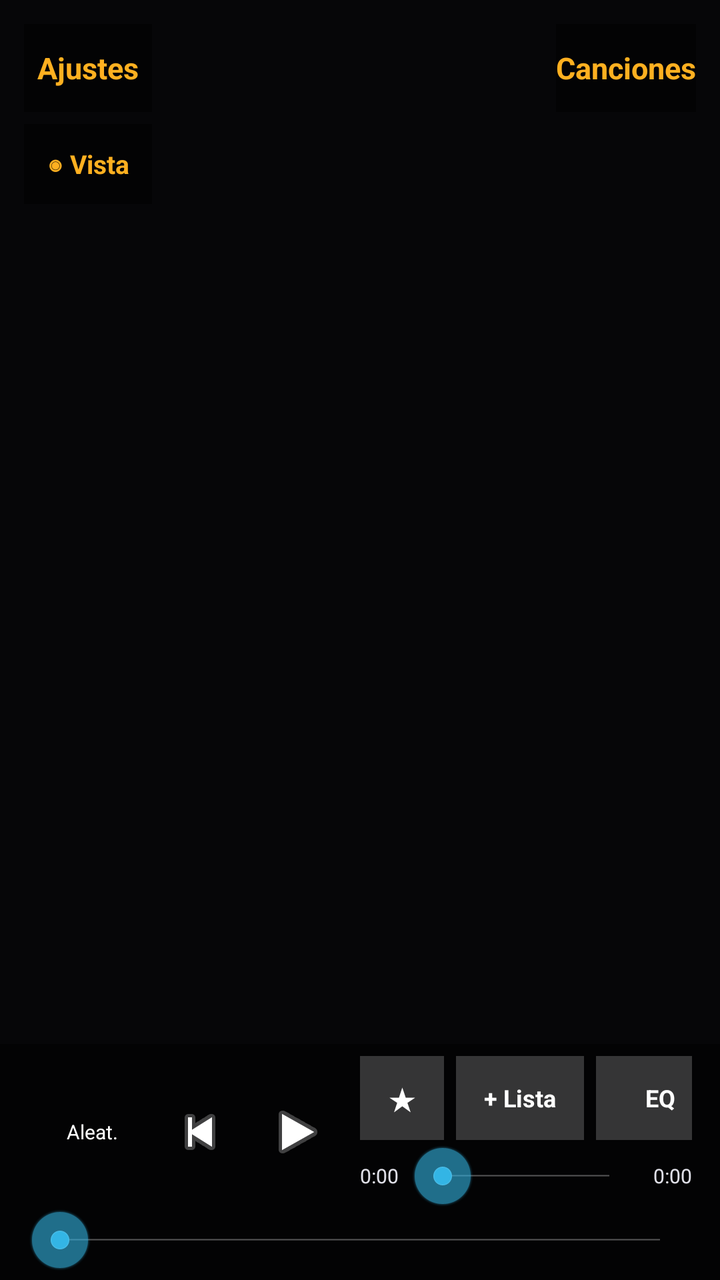
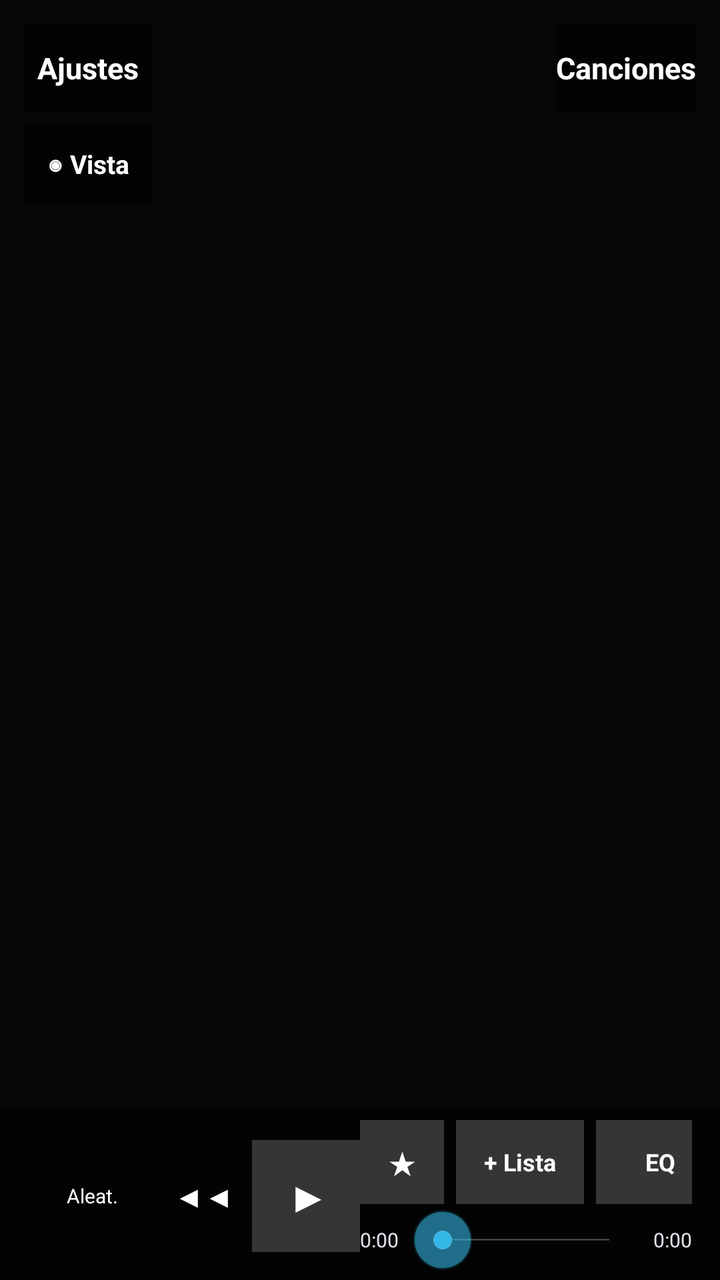

Before-and-after screenshots of an Android layout around one commit, followed by the original layout XML and the change that was made.
<!-- AndroidManifest.xml: application theme AppTheme -->
<!-- res/layout/activity_main.xml -->
<?xml version="1.0" encoding="utf-8"?>
<FrameLayout xmlns:android="http://schemas.android.com/apk/res/android"
    android:layout_width="match_parent"
    android:layout_height="match_parent"
    android:background="@color/bg">

    
    <FrameLayout
        android:id="@+id/paneReproduciendo"
        android:layout_width="match_parent"
        android:layout_height="match_parent">

        
        
        <ImageView
            android:id="@+id/artBg"
            android:layout_width="match_parent"
            android:layout_height="match_parent"
            android:scaleType="centerCrop"
            android:background="@color/bg"/>
        <View
            android:id="@+id/artScrim"
            android:layout_width="match_parent"
            android:layout_height="match_parent"
            android:background="#66000000"/>

        <com.euroaluminio.reproductor.VisualizerView
            android:id="@+id/vizBg"
            android:layout_width="match_parent"
            android:layout_height="match_parent"
            android:visibility="gone"/>

        
        <ImageView
            android:id="@+id/art"
            android:layout_width="match_parent"
            android:layout_height="match_parent"
            android:scaleType="fitCenter"
            android:paddingTop="8dp"
            android:paddingBottom="70dp"
            android:src="@android:color/transparent"/>

        <com.euroaluminio.reproductor.ParticlesView
            android:id="@+id/particulas"
            android:layout_width="match_parent"
            android:layout_height="match_parent"
            android:visibility="gone"/>

        
        <Button
            android:id="@+id/btnAjustes"
            android:layout_width="wrap_content"
            android:layout_height="44dp"
            android:layout_gravity="top|left"
            android:layout_margin="12dp"
            android:text="Ajustes"
            android:textColor="@color/accent"
            android:textStyle="bold"
            android:textSize="15sp"
            android:background="#77000000"/>
        <Button
            android:id="@+id/btnVis"
            android:layout_width="wrap_content"
            android:layout_height="40dp"
            android:layout_gravity="top|left"
            android:layout_marginLeft="12dp"
            android:layout_marginTop="62dp"
            android:text="◉ Vista"
            android:textColor="@color/accent"
            android:textStyle="bold"
            android:textSize="13sp"
            android:background="#77000000"/>
        <Button
            android:id="@+id/btnAbrirLista"
            android:layout_width="wrap_content"
            android:layout_height="44dp"
            android:layout_gravity="top|right"
            android:layout_margin="12dp"
            android:text="Canciones"
            android:textColor="@color/accent"
            android:textStyle="bold"
            android:textSize="15sp"
            android:background="#77000000"/>

        
        <LinearLayout
            android:layout_width="match_parent"
            android:layout_height="wrap_content"
            android:layout_gravity="bottom"
            android:orientation="vertical"
            android:background="#77000000"
            android:paddingLeft="14dp"
            android:paddingRight="14dp"
            android:paddingTop="6dp"
            android:paddingBottom="4dp">

            <LinearLayout
                android:layout_width="match_parent"
                android:layout_height="wrap_content"
                android:orientation="horizontal"
                android:gravity="center_vertical">

                
                <LinearLayout
                    android:layout_width="0dp"
                    android:layout_height="wrap_content"
                    android:layout_weight="1"
                    android:orientation="horizontal"
                    android:gravity="center_vertical">
                    <Button android:id="@+id/btnShuffle" android:layout_width="wrap_content" android:layout_height="38dp"
                        android:text="Aleat." android:textSize="10sp" android:textColor="#FFFFFF" android:background="@android:color/transparent"/>
                    <ImageButton android:id="@+id/btnPrev" android:layout_width="44dp" android:layout_height="44dp"
                        android:src="@android:drawable/ic_media_previous" android:background="@android:color/transparent"/>
                    <ImageButton android:id="@+id/btnPlay" android:layout_width="54dp" android:layout_height="54dp"
                        android:src="@android:drawable/ic_media_play" android:background="@android:color/transparent"/>
                    <ImageButton android:id="@+id/btnNext" android:layout_width="44dp" android:layout_height="44dp"
                        android:src="@android:drawable/ic_media_next" android:background="@android:color/transparent"/>
                    <Button android:id="@+id/btnRepeat" android:layout_width="wrap_content" android:layout_height="38dp"
                        android:text="Repetir" android:textSize="10sp" android:textColor="#FFFFFF" android:background="@android:color/transparent"/>
                </LinearLayout>

                
                <LinearLayout
                    android:layout_width="0dp"
                    android:layout_height="wrap_content"
                    android:layout_weight="1"
                    android:orientation="vertical">
                    <LinearLayout android:layout_width="match_parent" android:layout_height="wrap_content"
                        android:orientation="horizontal" android:gravity="center_vertical">
                        <LinearLayout android:layout_width="0dp" android:layout_height="wrap_content" android:layout_weight="1" android:orientation="vertical">
                            <TextView android:id="@+id/title" android:layout_width="match_parent" android:layout_height="wrap_content"
                                android:text="Sonido JFV" android:textColor="#FFFFFF" android:textSize="15sp" android:textStyle="bold"
                                android:singleLine="true" android:ellipsize="end"
                                android:shadowColor="#000000" android:shadowDx="0" android:shadowDy="1" android:shadowRadius="6"/>
                            <TextView android:id="@+id/artist" android:layout_width="match_parent" android:layout_height="wrap_content"
                                android:text="Desliza para cambiar canción" android:textColor="#E0E0E8" android:textSize="12sp"
                                android:singleLine="true" android:ellipsize="end"
                                android:shadowColor="#000000" android:shadowDx="0" android:shadowDy="1" android:shadowRadius="6"/>
                        </LinearLayout>
                        <Button android:id="@+id/btnFav" android:layout_width="42dp" android:layout_height="42dp"
                            android:text="★" android:textSize="16sp" android:textColor="#FFFFFF" android:background="#33FFFFFF"/>
                        <Button android:id="@+id/btnMasLista" android:layout_width="wrap_content" android:layout_height="42dp"
                            android:text="+ Lista" android:textStyle="bold" android:textColor="#FFFFFF" android:background="#33FFFFFF" android:layout_marginLeft="6dp" android:textSize="12sp"/>
                        <Button android:id="@+id/btnEq" android:layout_width="wrap_content" android:layout_height="42dp"
                            android:text="EQ" android:textColor="#FFFFFF" android:textStyle="bold" android:background="#33FFFFFF" android:layout_marginLeft="6dp" android:textSize="12sp"/>
                    </LinearLayout>

                    <LinearLayout android:layout_width="match_parent" android:layout_height="wrap_content"
                        android:orientation="horizontal" android:gravity="center_vertical" android:layout_marginTop="2dp">
                        <TextView android:id="@+id/tCur" android:layout_width="wrap_content" android:layout_height="wrap_content"
                            android:text="0:00" android:textColor="#E0E0E8" android:textSize="10sp"/>
                        <SeekBar android:id="@+id/seek" android:layout_width="0dp" android:layout_height="wrap_content"
                            android:layout_weight="1" android:layout_marginLeft="6dp" android:layout_marginRight="6dp"/>
                        <TextView android:id="@+id/tDur" android:layout_width="wrap_content" android:layout_height="wrap_content"
                            android:text="0:00" android:textColor="#E0E0E8" android:textSize="10sp"/>
                    </LinearLayout>
                </LinearLayout>
            </LinearLayout>

            
            <SeekBar android:id="@+id/vol" android:layout_width="match_parent" android:layout_height="wrap_content"/>
        </LinearLayout>
    </FrameLayout>

    
    <LinearLayout
        android:id="@+id/paneLista"
        android:layout_width="match_parent"
        android:layout_height="match_parent"
        android:orientation="vertical"
        android:background="@color/bg"
        android:padding="10dp"
        android:visibility="gone">

        <LinearLayout
            android:layout_width="match_parent"
            android:layout_height="wrap_content"
            android:orientation="horizontal"
            android:gravity="center_vertical"
            android:paddingBottom="8dp">
            <Button android:id="@+id/btnVolver" android:layout_width="wrap_content" android:layout_height="46dp"
                android:text="&lt; Volver" android:textColor="@color/text" android:textSize="15sp"
                android:background="@color/surface"/>
            <TextView android:id="@+id/count" android:layout_width="0dp" android:layout_height="wrap_content"
                android:layout_weight="1" android:layout_marginLeft="12dp" android:text="Buscando música…"
                android:textColor="@color/muted" android:textSize="14sp"/>
            <Button android:id="@+id/btnReproCarpeta" android:layout_width="wrap_content" android:layout_height="46dp"
                android:text="Reproducir" android:textColor="@color/accent" android:textStyle="bold" android:textSize="13sp"
                android:background="@color/surface" android:visibility="gone"/>
            <Button android:id="@+id/btnAleatCarpeta" android:layout_width="wrap_content" android:layout_height="46dp"
                android:text="Aleatorio" android:textColor="@color/accent" android:textStyle="bold" android:textSize="13sp"
                android:background="@color/surface" android:layout_marginLeft="6dp" android:visibility="gone"/>
        </LinearLayout>

        <LinearLayout android:id="@+id/tabsRow" android:layout_width="match_parent" android:layout_height="wrap_content"
            android:orientation="horizontal" android:paddingBottom="8dp">
            <Button android:id="@+id/tabCarpetas" android:layout_width="0dp" android:layout_height="46dp"
                android:layout_weight="1" android:text="Carpetas" android:textStyle="bold" android:textColor="@color/accent" android:background="@color/surface2"/>
            <Button android:id="@+id/tabListas" android:layout_width="0dp" android:layout_height="46dp"
                android:layout_weight="1" android:layout_marginLeft="8dp" android:text="Mis Listas" android:textStyle="bold" android:textColor="@color/muted" android:background="@color/surface"/>
        </LinearLayout>

        <ListView
            android:id="@+id/list"
            android:layout_width="match_parent"
            android:layout_height="0dp"
            android:layout_weight="1"
            android:cacheColorHint="#00000000"
            android:divider="#18FFFFFF"
            android:dividerHeight="1dp"/>
    </LinearLayout>

    
    <LinearLayout
        android:id="@+id/paneAjustes"
        android:layout_width="match_parent"
        android:layout_height="match_parent"
        android:orientation="vertical"
        android:background="@color/bg"
        android:padding="12dp"
        android:visibility="gone">

        <LinearLayout android:layout_width="match_parent" android:layout_height="wrap_content"
            android:orientation="horizontal" android:gravity="center_vertical" android:paddingBottom="10dp">
            <Button android:id="@+id/btnCerrarAjustes" android:layout_width="wrap_content" android:layout_height="46dp"
                android:text="&lt; Reproduciendo" android:textColor="@color/text" android:textSize="15sp" android:background="@color/surface"/>
            <TextView android:layout_width="0dp" android:layout_height="wrap_content" android:layout_weight="1"
                android:layout_marginLeft="12dp" android:text="Ajustes · v24" android:textColor="@color/muted" android:textSize="15sp"/>
        </LinearLayout>

        <ScrollView android:layout_width="match_parent" android:layout_height="0dp" android:layout_weight="1">
            <LinearLayout android:layout_width="match_parent" android:layout_height="wrap_content" android:orientation="vertical">

                <TextView android:layout_width="match_parent" android:layout_height="wrap_content"
                    android:text="Vincular carpeta de música" android:textColor="@color/text" android:textSize="16sp" android:textStyle="bold"/>
                <TextView android:layout_width="match_parent" android:layout_height="wrap_content"
                    android:text="Elige la carpeta del USB donde está tu música. Solo mostrará esa carpeta." android:textColor="@color/muted" android:textSize="13sp" android:paddingTop="4dp"/>
                <Button android:id="@+id/btnVincular" android:layout_width="wrap_content" android:layout_height="48dp"
                    android:text="Elegir carpeta" android:textColor="@color/accent" android:textStyle="bold" android:background="@color/surface2" android:layout_marginTop="8dp"/>
                <TextView android:id="@+id/txtCarpetaVinc" android:layout_width="match_parent" android:layout_height="wrap_content"
                    android:text="" android:textColor="@color/accent" android:textSize="12sp" android:paddingTop="6dp"/>
                <Button android:id="@+id/btnDesvincular" android:layout_width="wrap_content" android:layout_height="42dp"
                    android:text="Ver toda la música otra vez" android:textColor="@color/muted" android:textSize="12sp" android:background="@android:color/transparent" android:visibility="gone"/>

                <View android:layout_width="match_parent" android:layout_height="1dp" android:background="#22FFFFFF" android:layout_marginTop="12dp" android:layout_marginBottom="12dp"/>

                <LinearLayout android:layout_width="match_parent" android:layout_height="wrap_content" android:orientation="horizontal" android:gravity="center_vertical">
                    <LinearLayout android:layout_width="0dp" android:layout_height="wrap_content" android:layout_weight="1" android:orientation="vertical">
                        <TextView android:layout_width="match_parent" android:layout_height="wrap_content" android:text="Descargar carátula al agregar" android:textColor="@color/text" android:textSize="16sp" android:textStyle="bold"/>
                        <TextView android:layout_width="match_parent" android:layout_height="wrap_content" android:text="Busca la portada en internet." android:textColor="@color/muted" android:textSize="13sp"/>
                    </LinearLayout>
                    <CheckBox android:id="@+id/chkAuto" android:layout_width="wrap_content" android:layout_height="wrap_content"/>
                </LinearLayout>

                <LinearLayout android:layout_width="match_parent" android:layout_height="wrap_content" android:orientation="horizontal" android:gravity="center_vertical" android:layout_marginTop="10dp">
                    <LinearLayout android:layout_width="0dp" android:layout_height="wrap_content" android:layout_weight="1" android:orientation="vertical">
                        <TextView android:layout_width="match_parent" android:layout_height="wrap_content" android:text="Grabar carátula dentro del MP3" android:textColor="@color/text" android:textSize="16sp" android:textStyle="bold"/>
                        <TextView android:layout_width="match_parent" android:layout_height="wrap_content" android:text="La guarda en el archivo, en su carpeta." android:textColor="@color/muted" android:textSize="13sp"/>
                    </LinearLayout>
                    <CheckBox android:id="@+id/chkEmbed" android:layout_width="wrap_content" android:layout_height="wrap_content"/>
                </LinearLayout>

                <View android:layout_width="match_parent" android:layout_height="1dp" android:background="#22FFFFFF" android:layout_marginTop="12dp" android:layout_marginBottom="12dp"/>

                <TextView android:layout_width="match_parent" android:layout_height="wrap_content" android:text="Calidad de la carátula" android:textColor="@color/text" android:textSize="16sp" android:textStyle="bold"/>
                <LinearLayout android:layout_width="wrap_content" android:layout_height="wrap_content" android:orientation="horizontal" android:layout_marginTop="8dp">
                    <Button android:id="@+id/calNormal" android:layout_width="wrap_content" android:layout_height="44dp" android:text="Normal" android:textSize="13sp" android:background="@color/surface"/>
                    <Button android:id="@+id/calAlta" android:layout_width="wrap_content" android:layout_height="44dp" android:text="Alta" android:textSize="13sp" android:background="@color/surface2" android:layout_marginLeft="6dp"/>
                    <Button android:id="@+id/calMaxima" android:layout_width="wrap_content" android:layout_height="44dp" android:text="Máxima" android:textSize="13sp" android:background="@color/surface" android:layout_marginLeft="6dp"/>
                </LinearLayout>

                <TextView android:layout_width="match_parent" android:layout_height="wrap_content" android:text="Tema de color" android:textColor="@color/text" android:textSize="16sp" android:textStyle="bold" android:layout_marginTop="14dp"/>
                <LinearLayout android:layout_width="wrap_content" android:layout_height="wrap_content" android:orientation="horizontal" android:layout_marginTop="8dp">
                    <Button android:id="@+id/temaAmbar" android:layout_width="46dp" android:layout_height="46dp" android:text=" " android:background="#FFB020"/>
                    <Button android:id="@+id/temaAzul" android:layout_width="46dp" android:layout_height="46dp" android:text=" " android:background="#3B82F6" android:layout_marginLeft="8dp"/>
                    <Button android:id="@+id/temaRojo" android:layout_width="46dp" android:layout_height="46dp" android:text=" " android:background="#EF4444" android:layout_marginLeft="8dp"/>
                    <Button android:id="@+id/temaVerde" android:layout_width="46dp" android:layout_height="46dp" android:text=" " android:background="#22C55E" android:layout_marginLeft="8dp"/>
                </LinearLayout>

                <TextView android:layout_width="match_parent" android:layout_height="wrap_content" android:text="Ordenar canciones" android:textColor="@color/text" android:textSize="16sp" android:textStyle="bold" android:layout_marginTop="14dp"/>
                <LinearLayout android:layout_width="wrap_content" android:layout_height="wrap_content" android:orientation="horizontal" android:layout_marginTop="8dp">
                    <Button android:id="@+id/ordNombre" android:layout_width="wrap_content" android:layout_height="44dp" android:text="Nombre" android:textSize="13sp" android:background="@color/surface2"/>
                    <Button android:id="@+id/ordArtista" android:layout_width="wrap_content" android:layout_height="44dp" android:text="Artista" android:textSize="13sp" android:background="@color/surface" android:layout_marginLeft="6dp"/>
                    <Button android:id="@+id/ordFecha" android:layout_width="wrap_content" android:layout_height="44dp" android:text="Fecha" android:textSize="13sp" android:background="@color/surface" android:layout_marginLeft="6dp"/>
                </LinearLayout>

                <LinearLayout android:layout_width="match_parent" android:layout_height="wrap_content" android:orientation="horizontal" android:gravity="center_vertical" android:layout_marginTop="14dp">
                    <TextView android:layout_width="0dp" android:layout_height="wrap_content" android:layout_weight="1" android:text="Reanudar última canción" android:textColor="@color/text" android:textSize="16sp" android:textStyle="bold"/>
                    <CheckBox android:id="@+id/chkResume" android:layout_width="wrap_content" android:layout_height="wrap_content"/>
                </LinearLayout>
                <LinearLayout android:layout_width="match_parent" android:layout_height="wrap_content" android:orientation="horizontal" android:gravity="center_vertical" android:layout_marginTop="8dp">
                    <TextView android:layout_width="0dp" android:layout_height="wrap_content" android:layout_weight="1" android:text="Auto-reproducir al abrir" android:textColor="@color/text" android:textSize="16sp" android:textStyle="bold"/>
                    <CheckBox android:id="@+id/chkAutoplay" android:layout_width="wrap_content" android:layout_height="wrap_content"/>
                </LinearLayout>
                <LinearLayout android:layout_width="match_parent" android:layout_height="wrap_content" android:orientation="horizontal" android:gravity="center_vertical" android:layout_marginTop="8dp">
                    <TextView android:layout_width="0dp" android:layout_height="wrap_content" android:layout_weight="1" android:text="Pausar al desconectar el USB" android:textColor="@color/text" android:textSize="16sp" android:textStyle="bold"/>
                    <CheckBox android:id="@+id/chkPausaUsb" android:layout_width="wrap_content" android:layout_height="wrap_content"/>
                </LinearLayout>
                <LinearLayout android:layout_width="match_parent" android:layout_height="wrap_content" android:orientation="horizontal" android:gravity="center_vertical" android:layout_marginTop="8dp">
                    <TextView android:layout_width="0dp" android:layout_height="wrap_content" android:layout_weight="1" android:text="Seguir sonando con pantalla apagada" android:textColor="@color/text" android:textSize="16sp" android:textStyle="bold"/>
                    <CheckBox android:id="@+id/chkPantalla" android:layout_width="wrap_content" android:layout_height="wrap_content"/>
                </LinearLayout>
                <LinearLayout android:layout_width="match_parent" android:layout_height="wrap_content" android:orientation="horizontal" android:gravity="center_vertical" android:layout_marginTop="8dp">
                    <TextView android:layout_width="0dp" android:layout_height="wrap_content" android:layout_weight="1" android:text="Volumen al arrancar (50%)" android:textColor="@color/text" android:textSize="16sp" android:textStyle="bold"/>
                    <CheckBox android:id="@+id/chkVolArranque" android:layout_width="wrap_content" android:layout_height="wrap_content"/>
                </LinearLayout>

                <View android:layout_width="match_parent" android:layout_height="1dp" android:background="#22FFFFFF" android:layout_marginTop="12dp" android:layout_marginBottom="12dp"/>

                <Button android:id="@+id/btnDescargarArt" android:layout_width="match_parent" android:layout_height="52dp"
                    android:text="Descargar carátulas faltantes" android:textColor="@color/accent" android:textStyle="bold" android:background="@color/surface2"/>
                <TextView android:id="@+id/txtProgArt" android:layout_width="match_parent" android:layout_height="wrap_content"
                    android:text="" android:textColor="@color/muted" android:textSize="12sp" android:gravity="center" android:paddingTop="10dp"/>
                <TextView android:id="@+id/txtNet" android:layout_width="match_parent" android:layout_height="wrap_content"
                    android:text="" android:textColor="@color/muted" android:textSize="12sp" android:gravity="center" android:paddingTop="4dp"/>
            </LinearLayout>
        </ScrollView>
    </LinearLayout>

    
    <LinearLayout
        android:id="@+id/paneExplorar"
        android:layout_width="match_parent"
        android:layout_height="match_parent"
        android:orientation="vertical"
        android:background="@color/bg"
        android:padding="12dp"
        android:visibility="gone">

        <LinearLayout android:layout_width="match_parent" android:layout_height="wrap_content"
            android:orientation="horizontal" android:gravity="center_vertical" android:paddingBottom="8dp">
            <Button android:id="@+id/btnCancelarExplorar" android:layout_width="wrap_content" android:layout_height="46dp"
                android:text="Cancelar" android:textColor="@color/text" android:textSize="14sp" android:background="@color/surface"/>
            <Button android:id="@+id/btnUsarCarpeta" android:layout_width="wrap_content" android:layout_height="46dp"
                android:text="Usar esta carpeta" android:textColor="@color/accent" android:textStyle="bold" android:textSize="14sp"
                android:background="@color/surface" android:layout_marginLeft="8dp"/>
        </LinearLayout>
        <TextView android:id="@+id/txtRutaActual" android:layout_width="match_parent" android:layout_height="wrap_content"
            android:text="/" android:textColor="@color/muted" android:textSize="12sp" android:paddingBottom="6dp"/>
        <ListView android:id="@+id/listExplorar" android:layout_width="match_parent" android:layout_height="0dp"
            android:layout_weight="1" android:cacheColorHint="#00000000" android:divider="#18FFFFFF" android:dividerHeight="1dp"/>
    </LinearLayout>

</FrameLayout>
<!-- resources referenced by this layout -->
<resources>
  <color name="accent">#FFB020</color>
  <color name="bg">#0A0A0E</color>
  <color name="muted">#8B8B9A</color>
  <color name="surface">#1C1C26</color>
  <color name="surface2">#262633</color>
  <color name="text">#F4F4F8</color>
  <style name="AppTheme" parent="@android:style/Theme.Holo.NoActionBar">
          <item name="android:windowBackground">@color/bg</item>
      </style>
</resources>

<!-- the commit's change to res/layout/activity_main.xml (unified diff, before → after) -->
@@ -30,14 +30,24 @@
             android:layout_height="match_parent"
             android:visibility="gone"/>
 
+        <LinearLayout
+            android:layout_width="match_parent"
+            android:layout_height="match_parent"
+            android:orientation="vertical">
+
+        <FrameLayout
+            android:layout_width="match_parent"
+            android:layout_height="0dp"
+            android:layout_weight="1">
+
         
         <ImageView
             android:id="@+id/art"
             android:layout_width="match_parent"
             android:layout_height="match_parent"
             android:scaleType="fitCenter"
-            android:paddingTop="8dp"
-            android:paddingBottom="70dp"
+            android:paddingTop="6dp"
+            android:paddingBottom="14dp"
             android:src="@android:color/transparent"/>
 
         <com.euroaluminio.reproductor.ParticlesView
@@ -54,7 +64,7 @@
             android:layout_gravity="top|left"
             android:layout_margin="12dp"
             android:text="Ajustes"
-            android:textColor="@color/accent"
+            android:textColor="#FFFFFF"
             android:textStyle="bold"
             android:textSize="15sp"
             android:background="#77000000"/>
@@ -66,7 +76,7 @@
             android:layout_marginLeft="12dp"
             android:layout_marginTop="62dp"
             android:text="◉ Vista"
-            android:textColor="@color/accent"
+            android:textColor="#FFFFFF"
             android:textStyle="bold"
             android:textSize="13sp"
             android:background="#77000000"/>
@@ -77,16 +87,17 @@
             android:layout_gravity="top|right"
             android:layout_margin="12dp"
             android:text="Canciones"
-            android:textColor="@color/accent"
+            android:textColor="#FFFFFF"
             android:textStyle="bold"
             android:textSize="15sp"
             android:background="#77000000"/>
 
+        </FrameLayout>
+
         
         <LinearLayout
             android:layout_width="match_parent"
             android:layout_height="wrap_content"
-            android:layout_gravity="bottom"
             android:orientation="vertical"
             android:background="#77000000"
             android:paddingLeft="14dp"
@@ -109,12 +120,12 @@
                     android:gravity="center_vertical">
                     <Button android:id="@+id/btnShuffle" android:layout_width="wrap_content" android:layout_height="38dp"
                         android:text="Aleat." android:textSize="10sp" android:textColor="#FFFFFF" android:background="@android:color/transparent"/>
-                    <ImageButton android:id="@+id/btnPrev" android:layout_width="44dp" android:layout_height="44dp"
-                        android:src="@android:drawable/ic_media_previous" android:background="@android:color/transparent"/>
-                    <ImageButton android:id="@+id/btnPlay" android:layout_width="54dp" android:layout_height="54dp"
-                        android:src="@android:drawable/ic_media_play" android:background="@android:color/transparent"/>
-                    <ImageButton android:id="@+id/btnNext" android:layout_width="44dp" android:layout_height="44dp"
-                        android:src="@android:drawable/ic_media_next" android:background="@android:color/transparent"/>
+                    <Button android:id="@+id/btnPrev" android:layout_width="48dp" android:layout_height="48dp"
+                        android:text="◀◀" android:textSize="15sp" android:textColor="#FFFFFF" android:background="@android:color/transparent"/>
+                    <Button android:id="@+id/btnPlay" android:layout_width="56dp" android:layout_height="56dp"
+                        android:text="▶" android:textSize="22sp" android:textColor="#FFFFFF" android:background="#33FFFFFF"/>
+                    <Button android:id="@+id/btnNext" android:layout_width="48dp" android:layout_height="48dp"
+                        android:text="▶▶" android:textSize="15sp" android:textColor="#FFFFFF" android:background="@android:color/transparent"/>
                     <Button android:id="@+id/btnRepeat" android:layout_width="wrap_content" android:layout_height="38dp"
                         android:text="Repetir" android:textSize="10sp" android:textColor="#FFFFFF" android:background="@android:color/transparent"/>
                 </LinearLayout>
@@ -156,9 +167,7 @@
                     </LinearLayout>
                 </LinearLayout>
             </LinearLayout>
-
-            
-            <SeekBar android:id="@+id/vol" android:layout_width="match_parent" android:layout_height="wrap_content"/>
+        </LinearLayout>
         </LinearLayout>
     </FrameLayout>
 
@@ -225,7 +234,7 @@
             <Button android:id="@+id/btnCerrarAjustes" android:layout_width="wrap_content" android:layout_height="46dp"
                 android:text="&lt; Reproduciendo" android:textColor="@color/text" android:textSize="15sp" android:background="@color/surface"/>
             <TextView android:layout_width="0dp" android:layout_height="wrap_content" android:layout_weight="1"
-                android:layout_marginLeft="12dp" android:text="Ajustes · v24" android:textColor="@color/muted" android:textSize="15sp"/>
+                android:layout_marginLeft="12dp" android:text="Ajustes · v26" android:textColor="@color/muted" android:textSize="15sp"/>
         </LinearLayout>
 
         <ScrollView android:layout_width="match_parent" android:layout_height="0dp" android:layout_weight="1">
